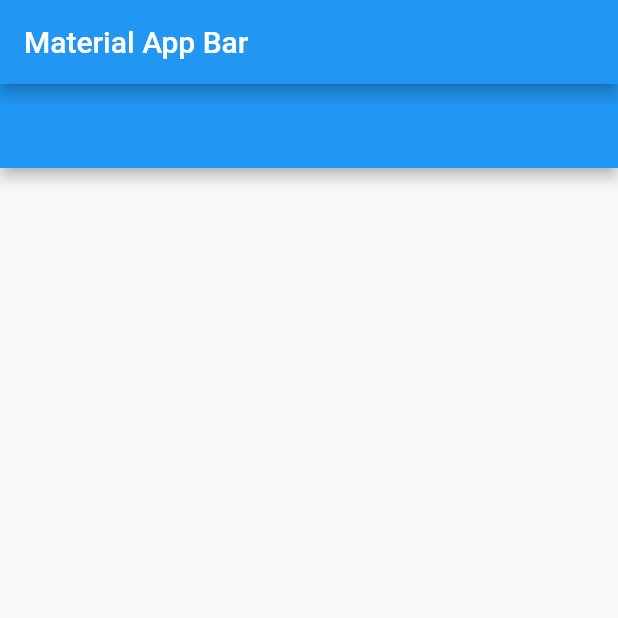
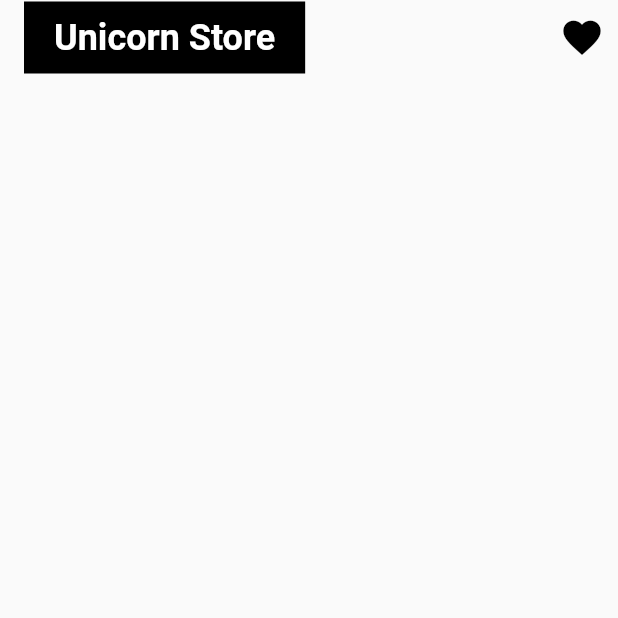
Before and after one commit to manuelduarte077/ecommerce, a Flutter app: the screen it shows after launch, on a phone screen of 412 x 824 dp, the top half of it. Run offline on Flutter 3.47's test engine with Material 2 defaults, Android fonts, the phone set to English and light mode, and no system bars; Roboto replaces fonts that are missing (Avenir).

Commit message:
chore: custom appbar

```diff
--- a/lib/app/app.dart
+++ b/lib/app/app.dart
@@ -6,14 +6,12 @@ class MyApp extends StatelessWidget {
 
   @override
   Widget build(BuildContext context) {
-    return MaterialApp(
+    return const MaterialApp(
       debugShowCheckedModeBanner: false,
       title: 'Material App',
       home: Scaffold(
-          appBar: AppBar(
-            title: const Text('Material App Bar'),
-          ),
-          body: const HomeScreen()),
+        body: HomeScreen(),
+      ),
     );
   }
 }
--- a/lib/screens/home_screen.dart
+++ b/lib/screens/home_screen.dart
@@ -5,9 +5,48 @@ class HomeScreen extends StatelessWidget {
 
   @override
   Widget build(BuildContext context) {
-    return Scaffold(
-      appBar: AppBar(),
-      bottomNavigationBar: const BottomAppBar(),
+    return const Scaffold(
+      appBar: CustomAppBar(),
+      bottomNavigationBar: BottomAppBar(),
     );
   }
 }
+
+class CustomAppBar extends StatelessWidget with PreferredSizeWidget {
+  const CustomAppBar({
+    Key? key,
+  }) : super(key: key);
+
+  @override
+  Widget build(BuildContext context) {
+    return AppBar(
+      backgroundColor: Colors.transparent,
+      elevation: 0,
+      title: Container(
+        color: Colors.black,
+        padding: const EdgeInsets.symmetric(
+          horizontal: 20,
+          vertical: 10,
+        ),
+        child: const Text(
+          'Unicorn Store',
+          style: TextStyle(
+            fontSize: 24,
+            fontFamily: 'Avenir',
+            fontWeight: FontWeight.bold,
+          ),
+        ),
+      ),
+      iconTheme: const IconThemeData(color: Colors.black, size: 30),
+      actions: [
+        IconButton(
+          icon: const Icon(Icons.favorite),
+          onPressed: () {},
+        ),
+      ],
+    );
+  }
+
+  @override
+  Size get preferredSize => const Size.fromHeight(50.0);
+}
```
Also changed, not shown: assets/eCommerceApp.drawio.png (added), 1 other file.
